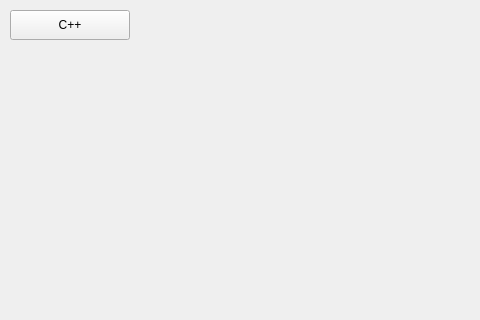
Old version of the form updater/form.ui in the repository Grey-Wind/Better-Real-ESRGAN; both pictures show x 0 to 480 and y 0 to 320 of the 800 by 600 pixel window.
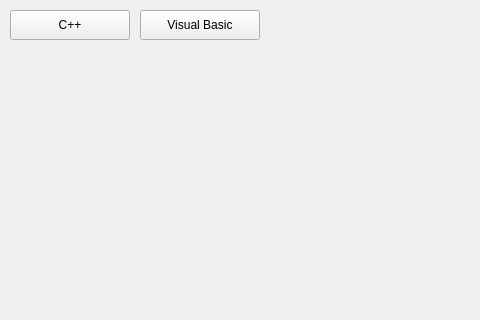
New version of the form.

```diff
--- a/updater/form.ui
+++ b/updater/form.ui
@@ -26,6 +26,19 @@
     <string>C++</string>
    </property>
   </widget>
+  <widget class="QPushButton" name="visual_basic">
+   <property name="geometry">
+    <rect>
+     <x>140</x>
+     <y>10</y>
+     <width>120</width>
+     <height>30</height>
+    </rect>
+   </property>
+   <property name="text">
+    <string>Visual Basic</string>
+   </property>
+  </widget>
  </widget>
  <resources/>
  <connections/>
```
Left out of the diff: 2 changed lines with no effect on the pictures.
